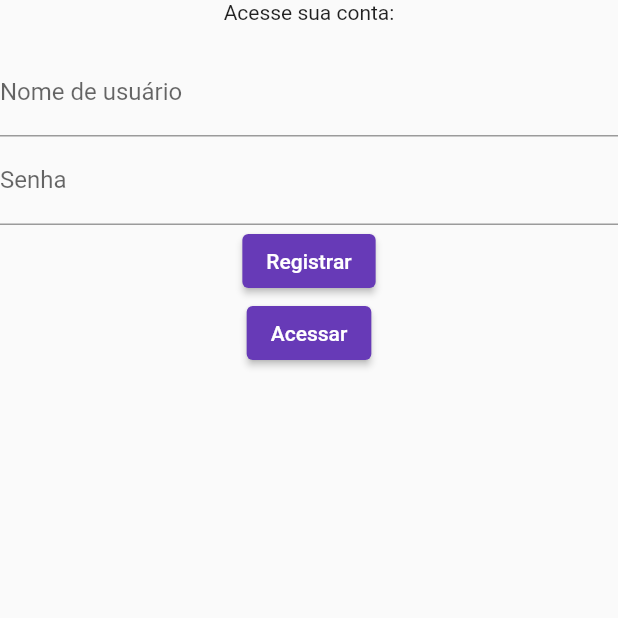
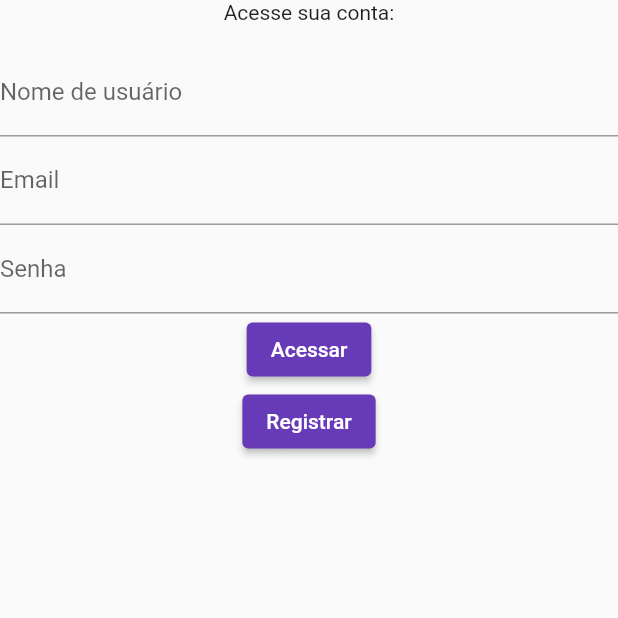
Before and after one commit to Trees-Over-The-Lake/App-educativo, a Flutter app: the screen it shows after launch, on a phone screen of 412 x 824 dp, the top half of it. Run offline on Flutter 3.47's test engine with Material 2 defaults, Android fonts, the light colour scheme and no system bars; our stand-ins replace firebase_auth, firebase_core; accounts and stored records are empty.

Commit message:
feat: validaçoes de login adicionadas

```diff
--- a/lib/telas/auth.dart
+++ b/lib/telas/auth.dart
@@ -5,6 +5,7 @@ class Auth extends StatefulWidget {
   _AuthState createState() => _AuthState();
 }
 
+/// Tela de autenticação de login
 class _AuthState extends State<Auth> {
   final _formKey = GlobalKey<FormState>();
   bool estaLogando = false;
@@ -29,11 +30,25 @@ class _AuthState extends State<Auth> {
               decoration: InputDecoration(labelText: 'Nome de usuário'),
               validator: (value) {
                 if (value.isEmpty || value.length < 4)
-                  return 'O usuário precisa ter no mínimo 4 caracteres!';
+                  return 'O usuário precisa pelo menos 4 caracteres!';
                 return null;
               },
               onSaved: (value) {
-                _formValues['username'] = value;
+                _formValues['email'] = value;
+              },
+            ),
+            TextFormField(
+              key: ValueKey('email'),
+              textCapitalization: TextCapitalization.words,
+              enableSuggestions: false,
+              initialValue: _formValues['email'],
+              decoration: InputDecoration(labelText: 'Email'),
+              validator: (value) {
+                if (_isValidEmail(value)) return 'O email precisa ser válido!';
+                return null;
+              },
+              onSaved: (value) {
+                _formValues['email'] = value;
               },
             ),
             TextFormField(
@@ -47,14 +62,21 @@ class _AuthState extends State<Auth> {
                 return null;
               },
               onSaved: (value) {
-                  _formValues['password'] = value;
+                _formValues['password'] = value;
               },
             ),
+            ElevatedButton(onPressed: () => {}, child: Text('Acessar')),
             ElevatedButton(onPressed: () => {}, child: Text('Registrar')),
-            ElevatedButton(onPressed: () => {}, child: Text('Acessar')),
           ],
         ),
       )),
     );
   }
+
+  /// Regex simples de validação de email
+  bool _isValidEmail(String email) {
+    return RegExp(
+            r"^[a-zA-Z0-9.a-zA-Z0-9.!#$%&'*+-/=?^_`{|}~]+@[a-zA-Z0-9]+\.[a-zA-Z]+")
+        .hasMatch(email);
+  }
 }
```
